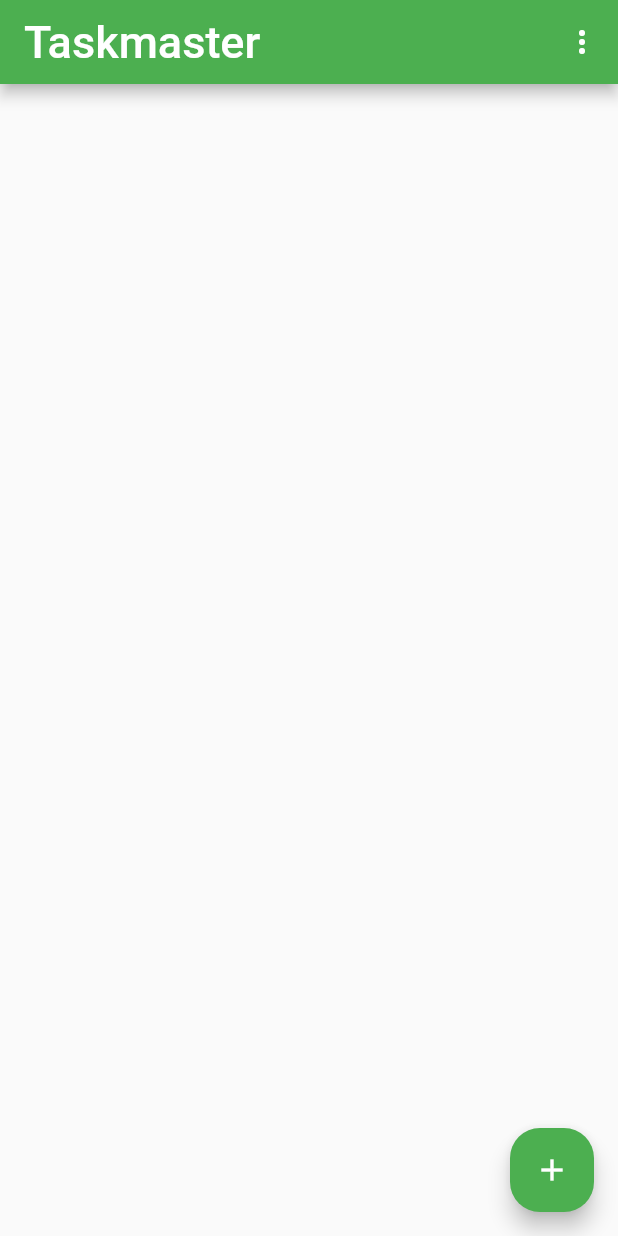
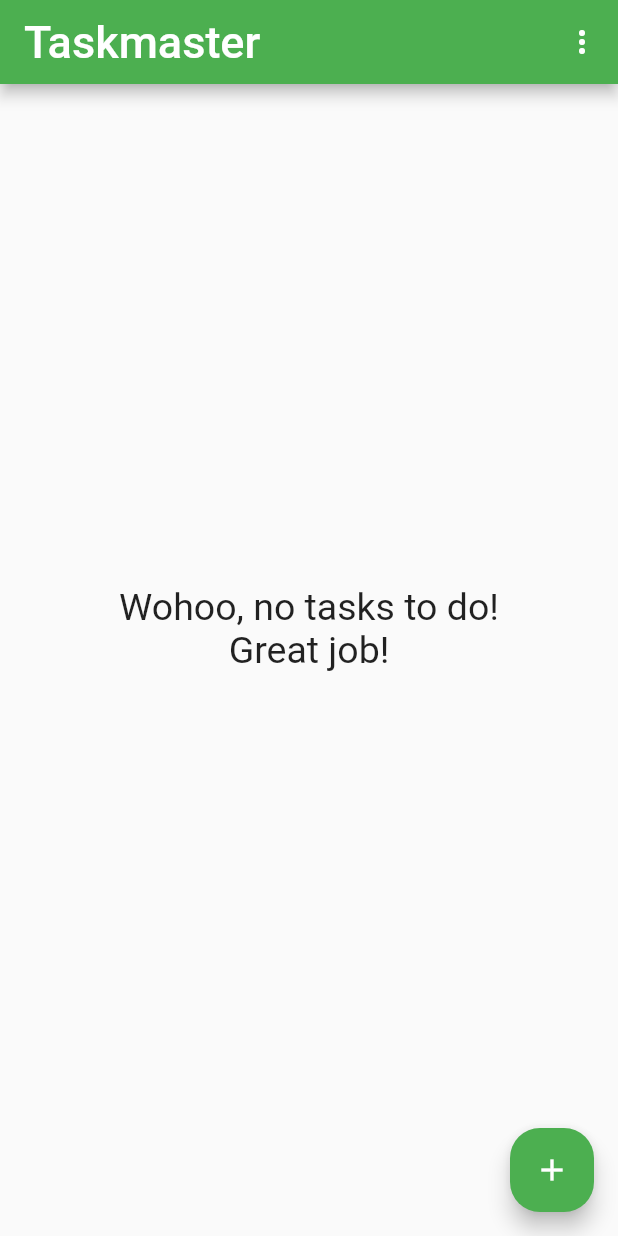
Before and after one commit to gu-tig333-ht23/gusskylca, a Flutter app: the screen it shows after launch, on a phone screen of 412 x 824 dp. Run offline on Flutter 3.47's test engine with Material 2 defaults, Android fonts, the phone set to English and light mode, and no system bars.

Commit message:
fixat navigering och lagt till text

```diff
--- a/lib/listviewbuilder.dart
+++ b/lib/listviewbuilder.dart
@@ -9,12 +9,37 @@ class TaskItem {
   TaskItem(this.task, this.completed);
 }
 
+class NoTasks extends StatelessWidget {
+  const NoTasks({super.key});
+  @override
+  Widget build(BuildContext context) {
+    return Scaffold(
+      body: Center(
+          child: Container(
+        width: 300,
+        height: 100,
+        child: Text(
+          'Wohoo, no tasks to do! Great job!',
+          style: TextStyle(fontSize: 25),
+          softWrap: true,
+          textAlign: TextAlign.center,
+        ),
+      )),
+    );
+  }
+}
+
 class ListViewBuilder extends StatelessWidget {
   ListViewBuilder({Key? key}) : super(key: key);
 
   @override
   Widget build(BuildContext context) {
     var taskList = context.watch<TaskProvider>().myTasks;
+    var isEmpty = taskList.isEmpty;
+    switch (isEmpty) {
+      case true:
+        return NoTasks();
+      default:
         return Scaffold(
           // Visualizing tasks from list
           body: ListView.builder(
@@ -66,3 +91,4 @@ class ListViewBuilder extends StatelessWidget {
         );
     }
   }
+}
--- a/lib/newtask.dart
+++ b/lib/newtask.dart
@@ -1,5 +1,6 @@
 import 'package:flutter/material.dart';
 import 'package:provider/provider.dart';
+import 'package:template/homepage.dart';
 import 'package:template/main.dart';
 import 'listviewbuilder.dart';
 
@@ -35,6 +36,8 @@ class AddTaskView extends StatelessWidget {
             onPressed: () {
               var newTask = TaskItem(textEditingController.text, false);
               context.read<TaskProvider>().addItem(newTask);
+              Navigator.pop(
+                  context, MaterialPageRoute(builder: (context) => HomePage()));
             },
             style: ElevatedButton.styleFrom(
               backgroundColor: Colors.green,
```
Lines whose indentation alone changed are shown as unchanged.
